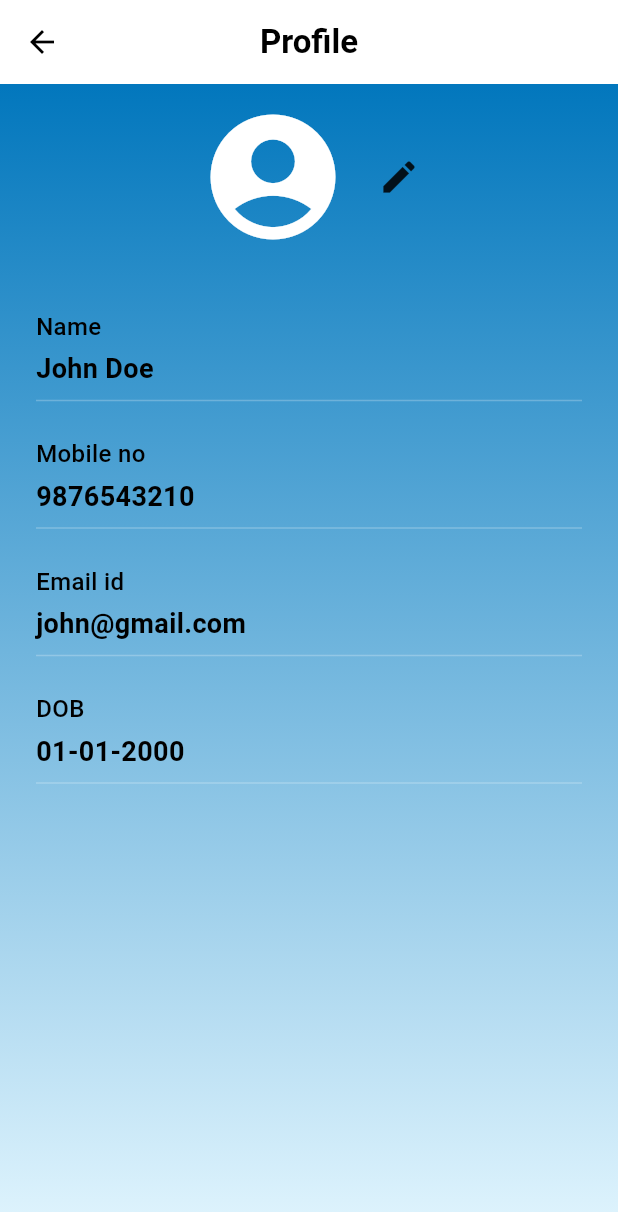
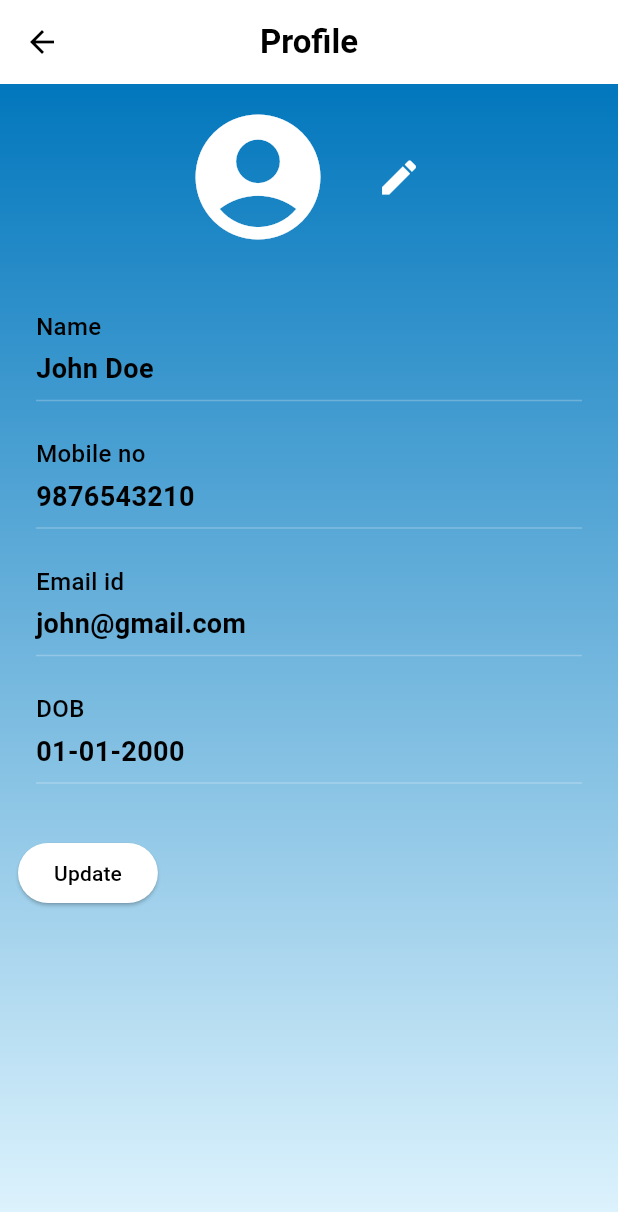
Before and after one commit to ummerfarook905/Aquafin_frontend, a Flutter app: the ProfileScreen screen opened by its route, after a tap on the "edit" icon, on a phone screen of 412 x 824 dp. Shown: the top 1212 px of the screen. Run offline on Flutter 3.47's test engine with Material 3 defaults, Android fonts, the light colour scheme and no system bars; our stand-ins replace get; accounts and stored records are empty.

Commit message:
updating profile page

```diff
--- a/lib/controllers/profile_controller.dart
+++ b/lib/controllers/profile_controller.dart
@@ -1,5 +1,4 @@
 import 'package:aquafin_frontend/models/users_model.dart';
-import 'package:flutter/widgets.dart';
 import 'package:get/get.dart';
 
 class ProfileController extends GetxController{
@@ -7,51 +6,26 @@ class ProfileController extends GetxController{
 
   var isEditing = false.obs;
 
-  final nameController = TextEditingController();
-  final mobileController = TextEditingController();
-  final emailController = TextEditingController();
-  final dobController = TextEditingController();
-
-
    @override
   void onInit() {
     super.onInit();
+    loadUserData();
+  }
 
+  void loadUserData(){
     user.value = UsersModel(
       name: "John Doe",
       mobile: "9876543210",
       email: "john@gmail.com",
       dob: "01-01-2000",
     );
-
-    loadUserIntoControllers();
-  }
-
-  void loadUserIntoControllers() {
-    final u = user.value!;
-    nameController.text = u.name;
-    mobileController.text = u.mobile;
-    emailController.text = u.email;
-    dobController.text = u.dob;
   }
 
   void toggleEditing() {
     isEditing.value = !isEditing.value;
   }
 
-  void updateProfile() {
-    user.value = UsersModel(
-      name: nameController.text,
-      mobile: mobileController.text,
-      email: emailController.text,
-      dob: dobController.text,
-    );
-
+  void disableEditing() {
     isEditing.value = false;
-
-    Get.snackbar("Success", "Profile Updated!",
-        snackPosition: SnackPosition.BOTTOM);
   }
-
-
 }
--- a/lib/views/profile_screen.dart
+++ b/lib/views/profile_screen.dart
@@ -22,12 +22,10 @@ class ProfileScreen extends StatelessWidget {
                 children: [
                   const Icon(Icons.account_circle, size: 100, color: Colors.white),
                   const SizedBox(width: 20),
-
-                  GestureDetector(
-                    onTap: (){
-                      controller.toggleEditing();
-                    },
-                    child: const Icon(Icons.edit, size: 28),
+                  IconButton(
+                    icon:
+                        const Icon(Icons.edit, size: 30, color: Colors.white),
+                    onPressed: controller.toggleEditing,
                   ),
                 ],
               ),
@@ -45,10 +43,22 @@ class ProfileScreen extends StatelessWidget {
               return Column(
                 crossAxisAlignment: CrossAxisAlignment.start,
                 children: [
-                  buildProfileDetail("Name", user.name),
-                  buildProfileDetail("Mobile no", user.mobile),
-                  buildProfileDetail("Email id", user.email),
-                  buildProfileDetail("DOB", user.dob),
+                  buildProfileDetail("Name", user.name, controller.isEditing.value),
+                  buildProfileDetail("Mobile no", user.mobile, controller.isEditing.value),
+                  buildProfileDetail("Email id", user.email, controller.isEditing.value),
+                  buildProfileDetail("DOB", user.dob, controller.isEditing.value),
+
+                  const SizedBox(height: 20),
+
+                  controller.isEditing.value
+                  ? ElevatedButton(
+                    onPressed: controller.disableEditing,
+                    style: ElevatedButton.styleFrom(
+                        backgroundColor: Colors.white,
+                        foregroundColor: Colors.black,
+                      ),
+                    child: const Text("Update"))
+                    :const SizedBox(),
                 ],
               );
             }),
@@ -59,7 +69,7 @@ class ProfileScreen extends StatelessWidget {
   }
 
   /// ✅ helper function moved outside build()
-  Widget buildProfileDetail(String title, String value) {
+  Widget buildProfileDetail(String title, String value, bool isEditing) {
     return Padding(
       padding: const EdgeInsets.symmetric(vertical: 8.0, horizontal: 12),
       child: Column(
```
